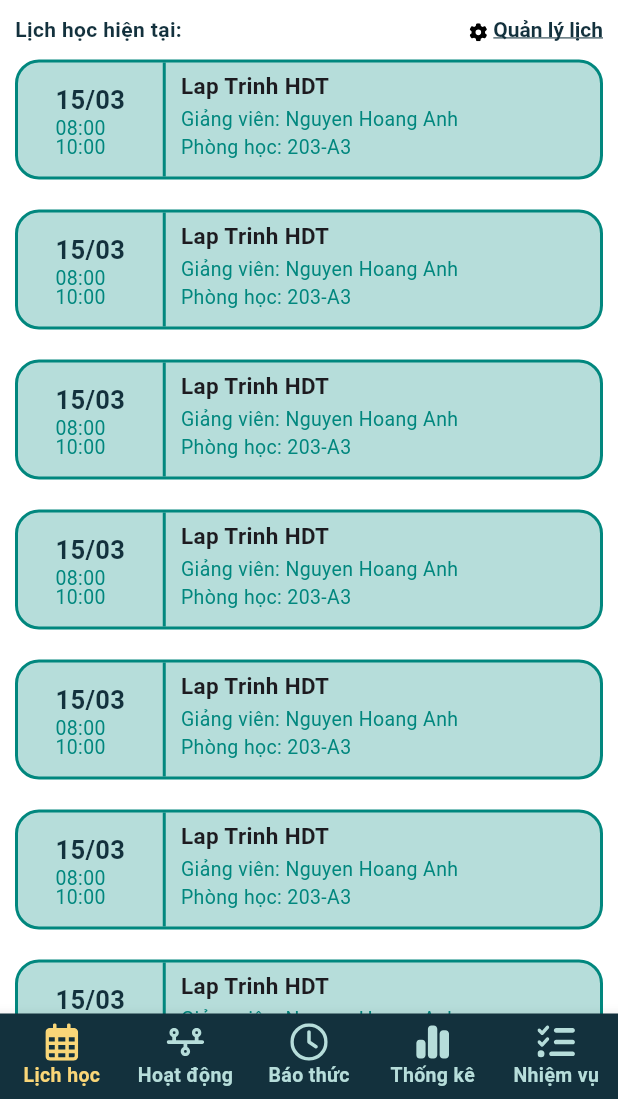
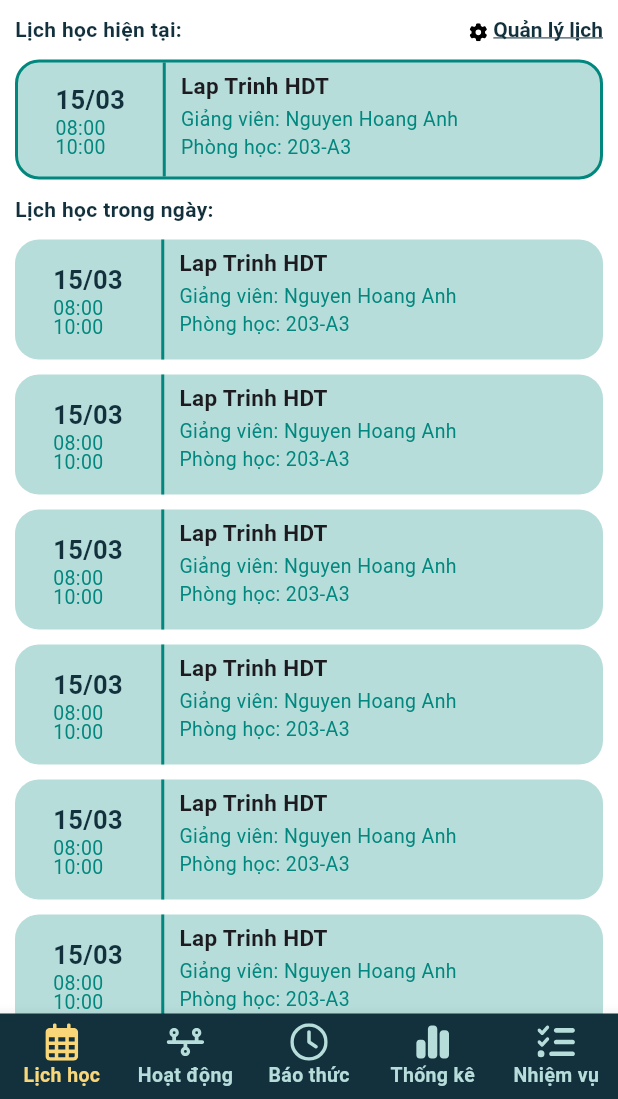
Before and after one commit to tungday/student-time-manager, a Flutter app: the screen it shows after launch, on a phone screen of 412 x 824 dp, the part 137-1236 px from its top. Run offline on Flutter 3.47's test engine with Material 3 defaults, Android fonts, the phone set to English and light mode, and no system bars; our stand-ins replace flutter_svg.

Commit message:
[Phan cong]: chia tung o tablayout cho ae code

```diff
--- a/schedule/lib/component/schedule_item.dart
+++ b/schedule/lib/component/schedule_item.dart
@@ -9,6 +9,7 @@ class ScheduleItem extends StatelessWidget {
   final int fontSize;
   final String timeIn;
   final String timeOut;
+  final bool isNow;
 
   const ScheduleItem(
       {Key? key,
@@ -18,21 +19,22 @@ class ScheduleItem extends StatelessWidget {
       required this.room,
       required this.fontSize,
       required this.timeIn,
-      required this.timeOut})
+      required this.timeOut,
+      required this.isNow})
       : super(key: key);
 
   @override
   Widget build(BuildContext context) {
     return Padding(
-      padding: const EdgeInsets.all(10),
+      padding: const EdgeInsets.only(left: 10, bottom: 10, right: 10),
       child: Container(
         height: 80,
         decoration: BoxDecoration(
           color: AppColor.bluePrimaryColor3,
-          border: Border.all(
+          border: isNow ? Border.all(
             color: AppColor.bluePrimaryColor2,
             width: 2,
-          ),
+          ) : null,
           borderRadius: BorderRadius.circular(16),
         ),
         child: Row(
--- a/schedule/lib/screen/navigation_menu/navigation_menu.dart
+++ b/schedule/lib/screen/navigation_menu/navigation_menu.dart
@@ -3,6 +3,9 @@ import "package:flutter_svg/flutter_svg.dart";
 import "package:schedule/component/app_colors.dart";
 
 class NavigationMenu extends StatefulWidget {
+  final Function onPressed;
+  NavigationMenu({required this.onPressed});
+
   @override
   State<NavigationMenu> createState() => _NavigationMenuState();
 }
@@ -11,11 +14,15 @@ class _NavigationMenuState extends State<NavigationMenu> {
   // const NavigationMenu({Key? key,}) : super(key: key);
   int _selectedIndex = 0;
 
+
   void _onItemTapped(int index) {
     setState(() {
       _selectedIndex = index;
+      widget.onPressed(index);
     });
   }
+
+
 
   @override
   Widget build(BuildContext context) {
--- a/schedule/lib/screen/time_table/home_page.dart
+++ b/schedule/lib/screen/time_table/home_page.dart
@@ -25,51 +25,50 @@ class _HomePageView extends State<HomePageView> {
   // late final HomeBloc _bloc;
   // ScrollController _scrollController = ScrollController();
 
+  late int _layoutSelected;
+
   @override
   void initState() {
     // _bloc = context.read<HomeBloc>()..add(InitialHomeEvent());
     // _scrollController = ScrollController();
     // _scrollController.addListener(_scrollListener);
+    _layoutSelected = 0;
     super.initState();
   }
 
-  // _scrollListener() {
-  //   if (_scrollController.offset >=
-  //       _scrollController.position.maxScrollExtent - 500 &&
-  //       !_scrollController.position.outOfRange) {
-  //     if (!_bloc.state.isLoading) {
-  //       _bloc.add(LoadMoreDataEvent(_bloc.state.page + 1));
-  //     }
-  //   }
-  //   if (_scrollController.offset < -100) {
-  //     if (!_bloc.state.isLoading) {
-  //       _bloc.add(RefreshDataEvent(_bloc.state.page));
-  //     }
-  //   }
-  // }
-
-  // void _loadMoreData() async {
-  //   if (!_isLoading) {
-  //     setState(() {
-  //       _isLoading = true;
-  //     });
-  //     await Future.delayed(Duration(seconds: 1));
-  //     List<int> newContainerList = List.generate(10, (index) => index);
-  //
-  //     setState(() {
-  //       _containerList.addAll(newContainerList);
-  //       _isLoading = false;
-  //     });
-  //   }
-  // }
+  void toggleSelected(int index) {
+    setState(() {
+      _layoutSelected = index;
+    });
+  }
 
   @override
   Widget build(BuildContext context) {
     return Scaffold(
         backgroundColor: Colors.white,
         body: SafeArea(
-          child: Schedule(),
+          child: const [
+            Schedule(),
+            Card(
+              margin: const EdgeInsets.all(16.0),
+              child: Center(child: Text('Hoat Dong')),
+            ),
+            Card(
+              margin: const EdgeInsets.all(16.0),
+              child: Center(child: Text('Bao Thuc')),
+            ),
+            Card(
+              margin: const EdgeInsets.all(16.0),
+              child: Center(child: Text('Thong Ke')),
+            ),
+            Card(
+              margin: const EdgeInsets.all(16.0),
+              child: Center(child: Text('Nhiem Vu')),
+            )
+          ][_layoutSelected],
         ),
-        bottomNavigationBar: NavigationMenu());
+        bottomNavigationBar: NavigationMenu(
+          onPressed: toggleSelected,
+        ));
   }
 }
--- a/schedule/lib/screen/time_table/time_table.dart
+++ b/schedule/lib/screen/time_table/time_table.dart
@@ -20,7 +20,7 @@ class _TimeTableState extends State<TimeTable> {
       child: Column(
         children: [
           Padding(
-            padding: const EdgeInsets.only(top: 10.0, left: 10, right: 10),
+            padding: const EdgeInsets.all(10),
             child: Row(
               children: [
                 const Text(
@@ -56,6 +56,28 @@ class _TimeTableState extends State<TimeTable> {
               ],
             ),
           ),
+          const ScheduleItem(
+            text: "15/03",
+            subject: "Lap Trinh HDT",
+            teacher: "Nguyen Hoang Anh",
+            room: "203-A3",
+            fontSize: 15,
+            timeIn: '08:00',
+            timeOut: '10:00',
+            isNow: true,
+          ),
+          const Padding(
+            padding: EdgeInsets.only(bottom: 10, left: 10),
+            child: SizedBox(
+              width: double.infinity,
+              child: Text(
+                "Lịch học trong ngày:",
+                style: TextStyle(
+                    fontWeight: FontWeight.w600,
+                    color: AppColor.bluePrimaryColor1),
+                  textAlign: TextAlign.left),
+            ),
+          ),
           ListView.builder(
             physics: NeverScrollableScrollPhysics(),
             scrollDirection: Axis.vertical,
@@ -69,6 +91,7 @@ class _TimeTableState extends State<TimeTable> {
               fontSize: 15,
               timeIn: '08:00',
               timeOut: '10:00',
+              isNow: false,
             ),
           )
         ],
```
